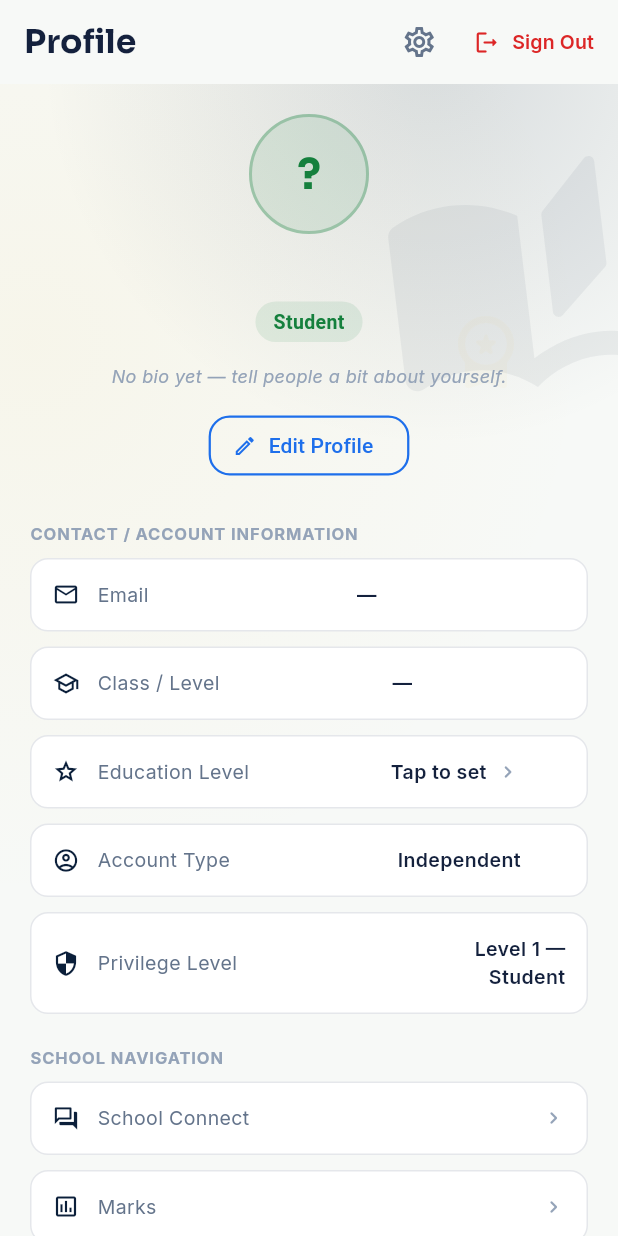
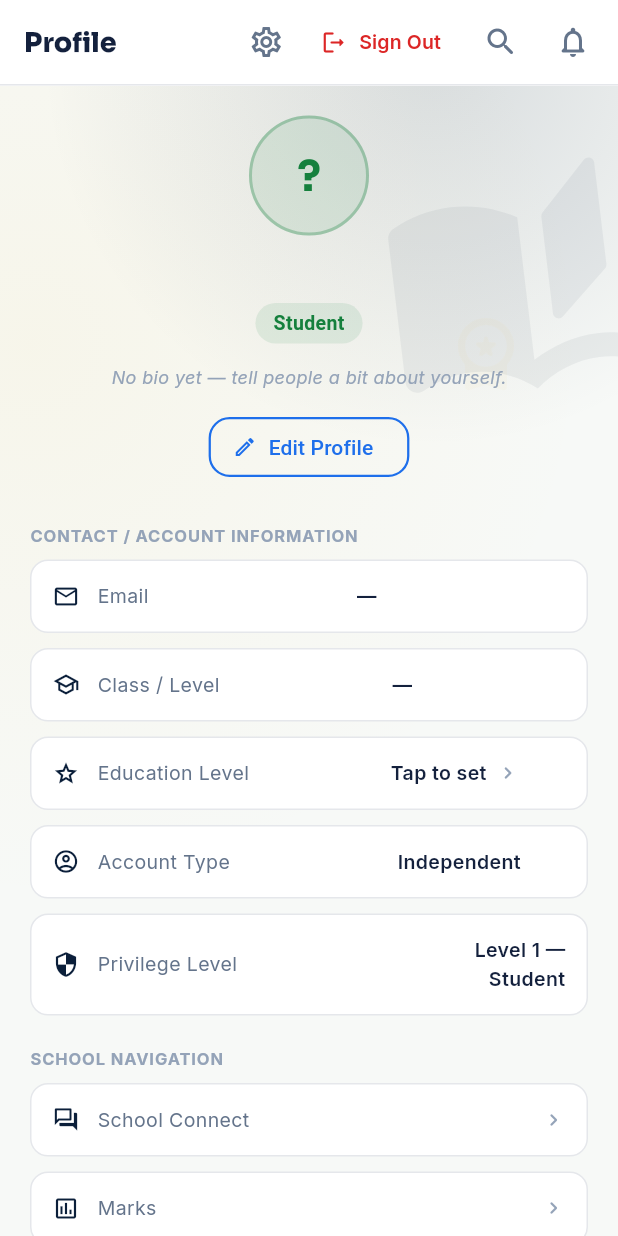
Before and after one commit to cavindelrey-jpg/cfpmi_app, a Flutter app: the ProfilePage screen opened directly with empty values, on a phone screen of 412 x 824 dp. Run offline on Flutter 3.47's test engine with Material 3 defaults, Android fonts, the phone set to English and light mode, and no system bars; our stand-ins replace chewie, connectivity_plus, file_picker, firebase_analytics, firebase_core, firebase_crashlytics and 9 more; missing offline and left inert: flutter_math_fork, flutter_quill, flutter_quill_extensions, pdfrx; accounts and stored records are empty; network calls fail.

Commit message:
feat(shell): shared AcademiaAppBar (Prompt 1 Part 1) — Profile migrated first
Prompt 1 Part 1 (consistent top bar). New lib/widgets/academia_app_bar.dart: a
shared top bar — consistent 57px height, surface colour, title style, a 1px
separation rule from the content, and global Search + Notifications actions —
while each page keeps its own title and page-specific actions. Profile/account
is NOT duplicated here (it lives in the rail on desktop and the bottom bar on
mobile).

Migrated the Profile page to it (preserving its Settings + Sign Out actions) as
the reference. Remaining pages migrate one at a time (Clubs has 7 AppBars with
search/filter bottoms, so it needs careful per-instance work — deferred, not
blindly swapped).

dart analyze clean. Please verify Profile's top bar on the live URL; then I
continue section by section.

Co-Authored-By: Claude Opus 4.8 <noreply@anthropic.com>

```diff
--- a/lib/pages/profile_page.dart
+++ b/lib/pages/profile_page.dart
@@ -4,6 +4,7 @@ import 'package:google_fonts/google_fonts.dart';
 import '../config/branding.dart';
 import '../theme/app_theme.dart';
 import '../theme/app_colors.dart';
+import '../widgets/academia_app_bar.dart';
 import '../models/models.dart';
 import '../services/auth_service.dart';
 import '../features/timetable/personal_study_page.dart';
@@ -48,10 +49,9 @@ class ProfilePage extends StatelessWidget {
     final rc   = _roleColor(ac, user.role);
     return Scaffold(
       backgroundColor: ac.bg,
-      appBar: AppBar(
-        backgroundColor: ac.bg,
-        title: Text('Profile', style: GoogleFonts.sora(fontWeight: FontWeight.w700, color: ac.txt)),
-        automaticallyImplyLeading: false,
+      appBar: AcademiaAppBar(
+        title: 'Profile',
+        user: user,
         actions: [
           IconButton(
             onPressed: () => Navigator.of(context).push(MaterialPageRoute(
--- /dev/null
+++ b/lib/widgets/academia_app_bar.dart
@@ -0,0 +1,80 @@
+// lib/widgets/academia_app_bar.dart
+// Shared top bar for the application shell — one consistent bar across every
+// section (same height, colour, title style, separation line, and the global
+// Search + Notifications actions), while each page supplies its own title and
+// any page-specific actions. Profile/account lives in the rail (desktop) and
+// the bottom bar (mobile), so it is not duplicated here.
+
+import 'package:flutter/material.dart';
+import 'package:google_fonts/google_fonts.dart';
+
+import '../models/app_user.dart';
+import '../theme/app_colors.dart';
+import '../pages/search_page.dart';
+import '../pages/notifications_page.dart';
+
+class AcademiaAppBar extends StatelessWidget implements PreferredSizeWidget {
+  final String title;
+  final AppUser user;
+
+  /// Page-specific actions, shown before the global Search/Notifications.
+  final List<Widget> actions;
+  final bool showBack;
+
+  /// Hide the shared global actions on pages that have their own (e.g. a
+  /// dedicated in-page search).
+  final bool showGlobalActions;
+
+  const AcademiaAppBar({
+    super.key,
+    required this.title,
+    required this.user,
+    this.actions = const [],
+    this.showBack = false,
+    this.showGlobalActions = true,
+  });
+
+  @override
+  Size get preferredSize => const Size.fromHeight(57);
+
+  @override
+  Widget build(BuildContext context) {
+    final ac = AppColors.of(context);
+    return AppBar(
+      backgroundColor: ac.surf,
+      surfaceTintColor: Colors.transparent,
+      elevation: 0,
+      scrolledUnderElevation: 0,
+      automaticallyImplyLeading: showBack,
+      iconTheme: IconThemeData(color: ac.txt),
+      titleSpacing: 16,
+      title: Text(title,
+          maxLines: 1,
+          overflow: TextOverflow.ellipsis,
+          style: GoogleFonts.sora(fontSize: 18, fontWeight: FontWeight.w800, color: ac.txt)),
+      actions: [
+        ...actions,
+        if (showGlobalActions) ...[
+          IconButton(
+            icon: Icon(Icons.search_rounded, color: ac.txt2),
+            tooltip: 'Search',
+            onPressed: () => Navigator.of(context).push(
+                MaterialPageRoute(builder: (_) => SearchPage(user: user))),
+          ),
+          IconButton(
+            icon: Icon(Icons.notifications_none_rounded, color: ac.txt2),
+            tooltip: 'Notifications',
+            onPressed: () => Navigator.of(context).push(
+                MaterialPageRoute(builder: (_) => NotificationsPage(user: user))),
+          ),
+        ],
+        const SizedBox(width: 6),
+      ],
+      // A 1px rule cleanly separates the top bar from the content workspace.
+      bottom: PreferredSize(
+        preferredSize: const Size.fromHeight(1),
+        child: Container(height: 1, color: ac.bdr),
+      ),
+    );
+  }
+}
```
